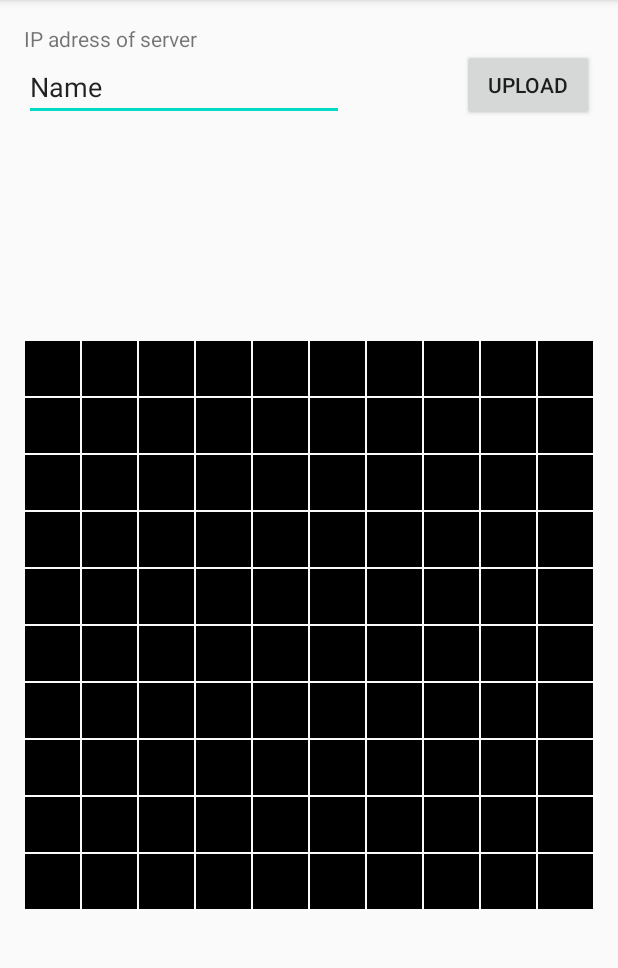
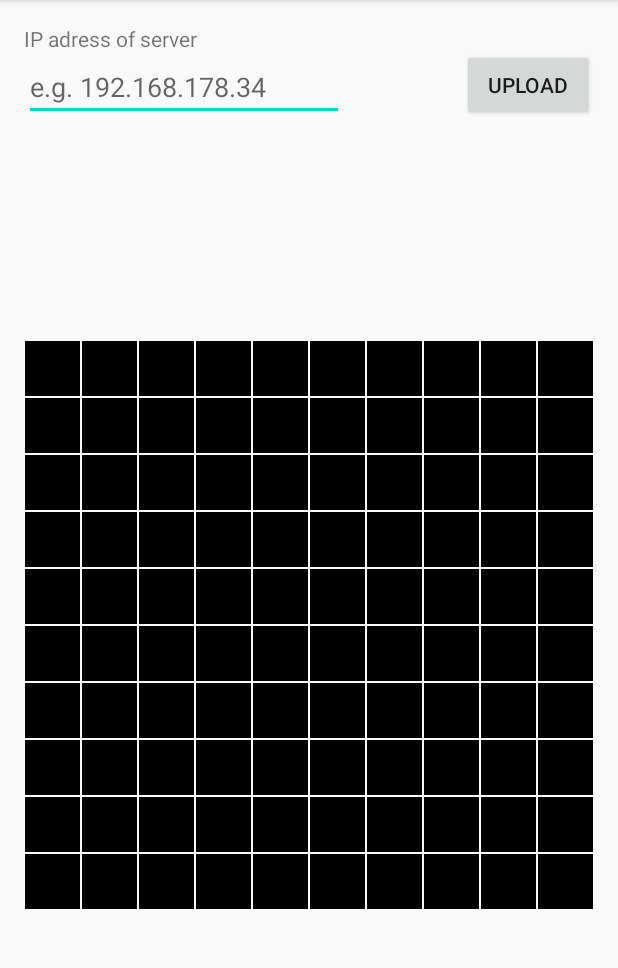
Before and after one commit to hahihohehe/ledmatrix, an Android app: the screen it shows after launch (MainActivity), on a phone screen of 412 x 824 dp, the part 84-1052 px from its top. Run offline under Robolectric (Android 15) with nearby library versions, the phone set to English and light mode, and no system bars; libraries missing offline, so code that uses them is left out: com.pes.androidmaterialcolorpickerdialog.

Commit message:
everything works

```diff
--- a/LedControl/app/build.gradle
+++ b/LedControl/app/build.gradle
@@ -34,6 +34,7 @@ dependencies {
     testImplementation 'junit:junit:4.12'
     androidTestImplementation 'androidx.test.ext:junit:1.1.2'
     androidTestImplementation 'androidx.test.espresso:espresso-core:3.3.0'
+    implementation 'org.jetbrains.kotlinx:kotlinx-coroutines-android:1.3.9'
 
     implementation 'com.pes.materialcolorpicker:library:1.2.4'
 }
--- a/LedControl/app/src/main/AndroidManifest.xml
+++ b/LedControl/app/src/main/AndroidManifest.xml
@@ -1,6 +1,8 @@
 <?xml version="1.0" encoding="utf-8"?>
 <manifest xmlns:android="http://schemas.android.com/apk/res/android"
     package="com.github.hahihohehe.ledmatrix.ledcontrol">
+
+    <uses-permission android:name="android.permission.INTERNET" />
 
     <application
         android:allowBackup="true"
@@ -8,6 +10,7 @@
         android:label="@string/app_name"
         android:roundIcon="@mipmap/ic_launcher_round"
         android:supportsRtl="true"
+        android:usesCleartextTraffic="true"
         android:theme="@style/AppTheme">
         <activity
             android:name=".MainActivity"
--- a/LedControl/app/src/main/java/com/github/hahihohehe/ledmatrix/ledcontrol/ui/main/MainFragment.kt
+++ b/LedControl/app/src/main/java/com/github/hahihohehe/ledmatrix/ledcontrol/ui/main/MainFragment.kt
@@ -5,6 +5,8 @@ import android.os.Bundle
 import android.view.LayoutInflater
 import android.view.View
 import android.view.ViewGroup
+import android.widget.Button
+import android.widget.EditText
 import androidx.fragment.app.Fragment
 import androidx.lifecycle.ViewModelProvider
 import com.github.hahihohehe.ledmatrix.ledcontrol.MatrixView
@@ -19,6 +21,8 @@ class MainFragment : Fragment() {
 
     private lateinit var viewModel: MainViewModel
     private lateinit var matrixView: MatrixView
+    private lateinit var btnUpload: Button
+    private lateinit var etIpAddress: EditText
 
     override fun onCreateView(
         inflater: LayoutInflater, container: ViewGroup?,
@@ -38,6 +42,11 @@ class MainFragment : Fragment() {
             colorPicker.enableAutoClose()
             colorPicker.setCallback { newColor -> viewModel.updateColor(x, y, newColor) }
         }
+        etIpAddress = view.findViewById(R.id.etIpAddress)
+        btnUpload = view.findViewById(R.id.btnUpload)
+        btnUpload.setOnClickListener {
+            viewModel.upload(etIpAddress.text.toString())
+        }
         return view
     }
 
--- a/LedControl/app/src/main/res/layout/main_fragment.xml
+++ b/LedControl/app/src/main/res/layout/main_fragment.xml
@@ -23,8 +23,8 @@
         android:layout_width="wrap_content"
         android:layout_height="wrap_content"
         android:ems="10"
+        android:hint="e.g. 192.168.178.34"
         android:inputType="textPersonName"
-        android:text="Name"
         app:layout_constraintStart_toStartOf="@+id/textView"
         app:layout_constraintTop_toBottomOf="@+id/textView" />
 
```
Also changed, not shown: LedControl/app/src/main/java/com/github/hahihohehe/ledmatrix/ledcontrol/ui/main/MainViewModel.kt (+52 -1 lines).
